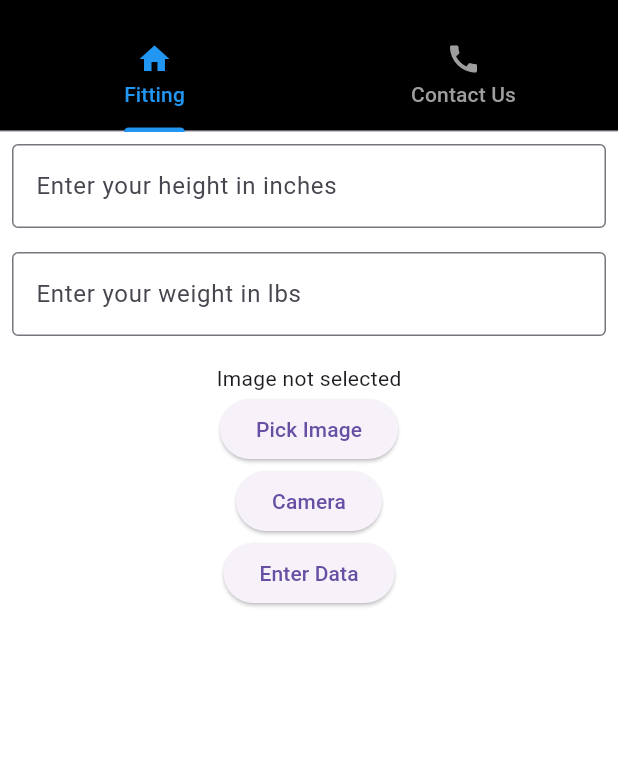
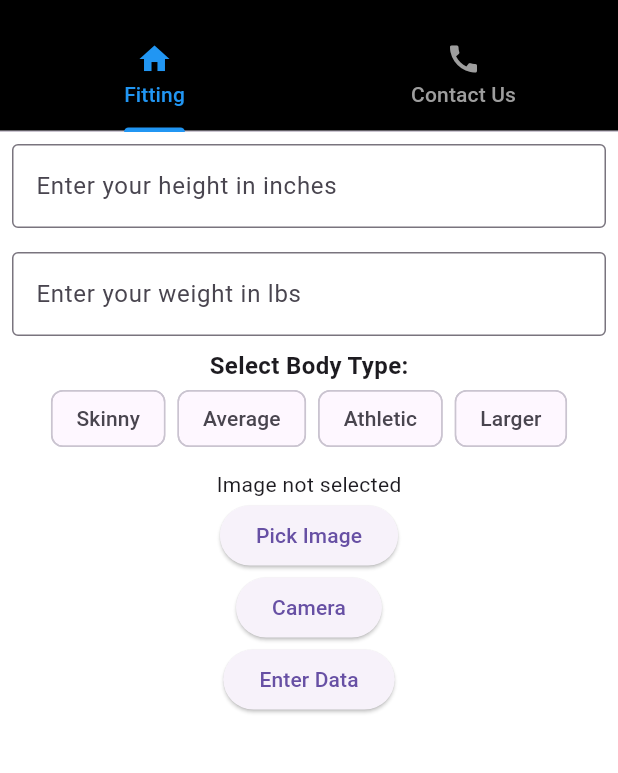
Before and after one commit to CarlosLG5/VirtualFittingRoom, a Flutter app: the screen it shows after launch, on a phone screen of 412 x 824 dp, the part 63-836 px from its top. Run offline on Flutter 3.47's test engine with Material 3 defaults, Android fonts, the phone set to English and light mode, and no system bars; our stand-ins replace camera, image_picker.

Commit message:
Added body type buttons
Works on physical iphone

```diff
--- a/lib/home_screen.dart
+++ b/lib/home_screen.dart
@@ -97,6 +97,36 @@ String _suitSize=""; //store suit size
             keyboardType: TextInputType.number,
           ),
         ),
+
+        // Body Type Selection Buttons
+          Padding(
+            padding: const EdgeInsets.symmetric(horizontal: 8.0),
+            child: Column(
+              children: [
+                Text(
+                  "Select Body Type:",
+                  style: TextStyle(fontSize: 16, fontWeight: FontWeight.bold),
+                ),
+                Wrap(
+                  spacing: 8,
+                  children: ['Skinny', 'Average', 'Athletic', 'Larger']
+                      .map((type) => ChoiceChip(
+                            label: Text(type),
+                            selected: selectedBodyType == type,
+                            onSelected: (selected) {
+                              setState(() {
+                                selectedBodyType = type;
+                              });
+                            },
+                          ))
+                      .toList(),
+                ),
+              ],
+            ),
+          ),
+
+
+
         SizedBox(height: 10),
         _image != null
           ? Image.file(_image!)
@@ -171,10 +201,12 @@ String _suitSize=""; //store suit size
     ),
   );
 }
-
+  // Buttons for body type
+  String selectedBodyType = 'None selected';
   @override
   Widget build(BuildContext context){
     return Scaffold(
+
       appBar: AppBar(
         title: const Text(
           'Virtual Fitting Room',
@@ -202,6 +234,9 @@ String _suitSize=""; //store suit size
           ContactScreen(),
         ],
       ),
+
+
+
       backgroundColor: Colors.white,
     );
   }
```
Also changed, not shown: 76 other files.
